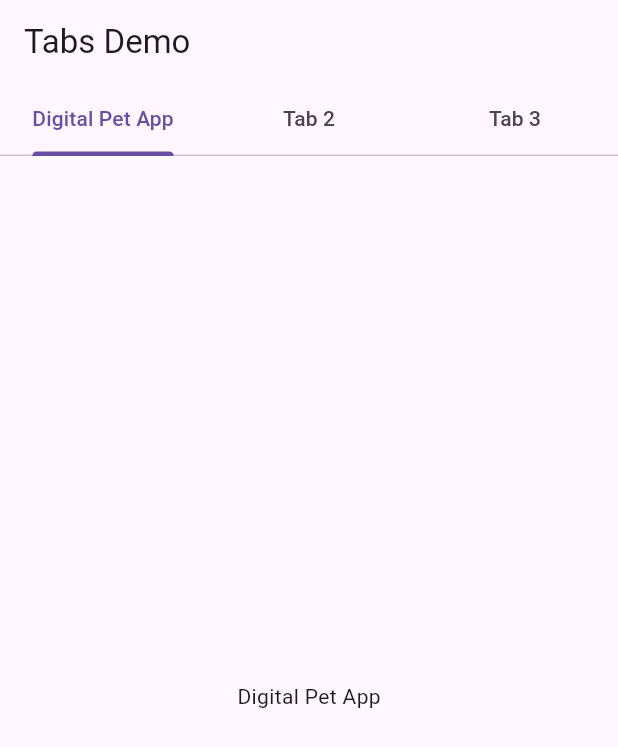
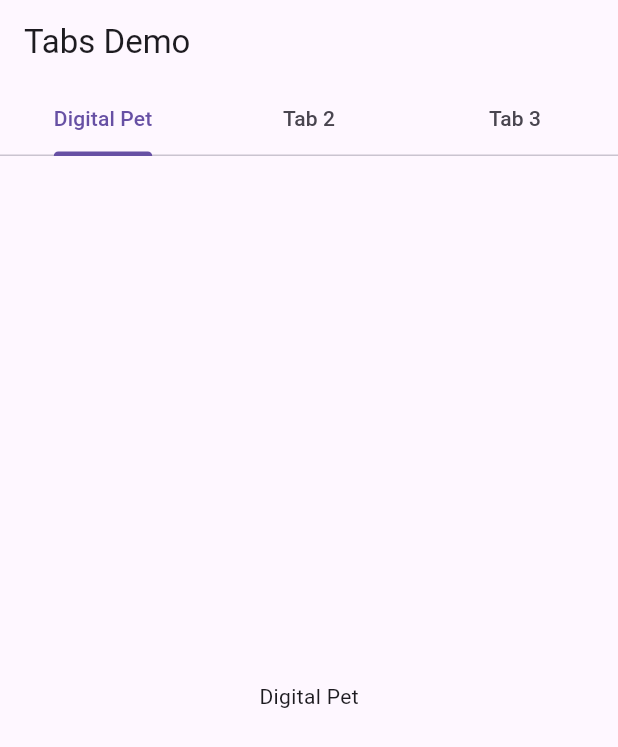
Before and after one commit to rchai12/digital_pet_app, a Flutter app: the screen it shows after launch, on a phone screen of 412 x 824 dp. Shown: the top 747 px of the screen. Run offline on Flutter 3.47's test engine with Material 3 defaults, Android fonts, the phone set to English and light mode, and no system bars.

Commit message:
Fixed a typo in previous

```diff
--- a/lib/main.dart
+++ b/lib/main.dart
@@ -61,7 +61,7 @@
   @override
   Widget build(BuildContext context) {
 // For the ToDo task hint: consider defining the widget and name of the tabs here
-    final tabs = ['Digital Pet App', 'Tab 2', 'Tab 3'];
+    final tabs = ['Digital Pet', 'Tab 2', 'Tab 3'];
 
     return Scaffold(
       appBar: AppBar(
```
